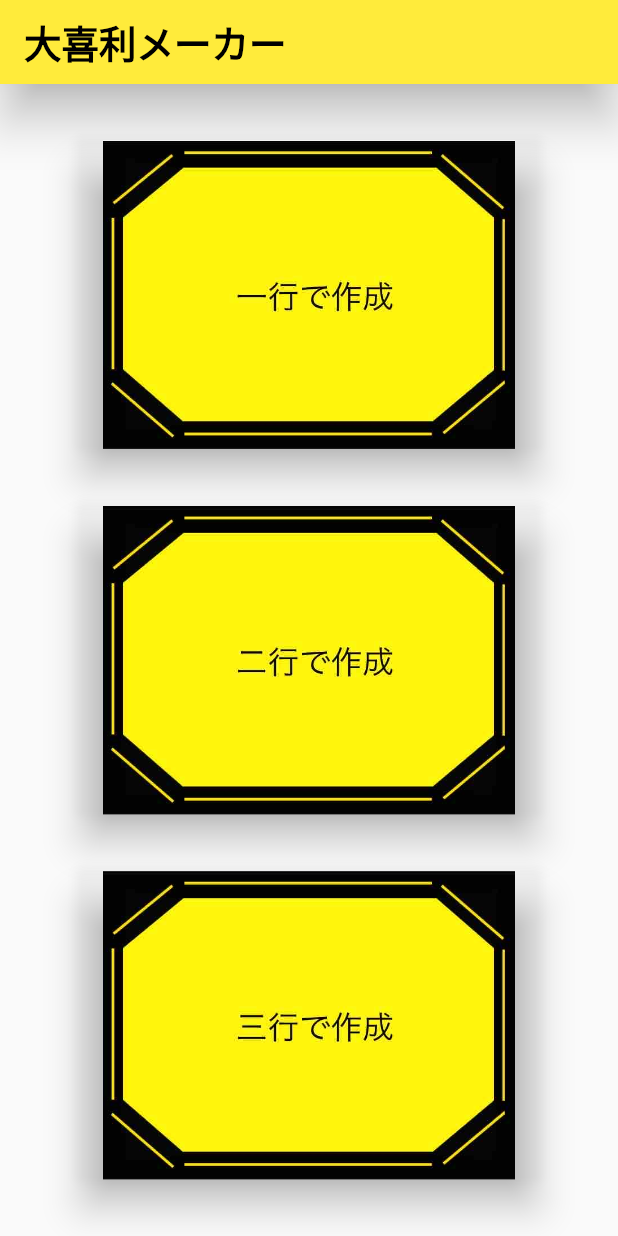
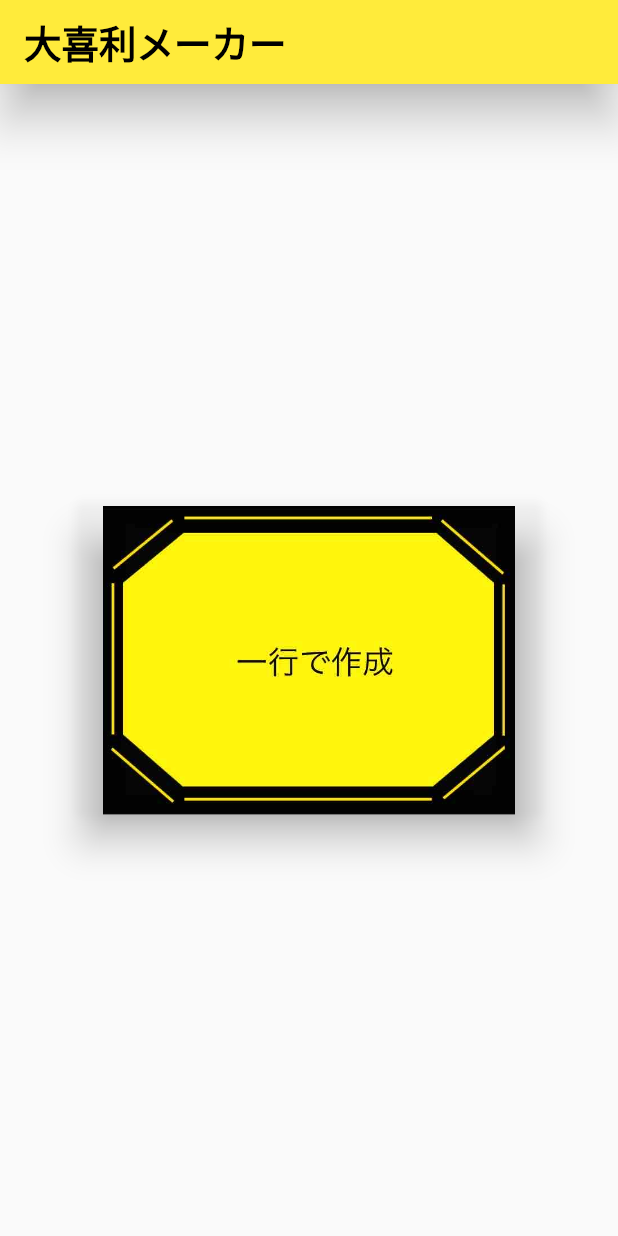
Before and after one commit to iseruuuuu/bokete_maker_app, a Flutter app: the screen it shows after launch, on a phone screen of 412 x 824 dp. Run offline on Flutter 3.47's test engine with Material 2 defaults, Android fonts, the phone set to English and light mode, and no system bars; our stand-ins replace get, image_gallery_saver, in_app_review; missing offline and left inert: image_editor.

Commit message:
fix: タイトル画面を修正

```diff
--- a/lib/screen/title/title_screen.dart
+++ b/lib/screen/title/title_screen.dart
@@ -36,26 +36,26 @@ class TitleScreen extends StatelessWidget {
                 height: MediaQuery.of(context).size.height / 4,
               ),
             ),
-            ElevatedButton(
-              onPressed: controller.onTapDialog,
-              style: ElevatedButton.styleFrom(
-                primary: Colors.transparent,
-                elevation: 10,
-              ),
-              child: Assets.images.title02.image(
-                height: MediaQuery.of(context).size.height / 4,
-              ),
-            ),
-            ElevatedButton(
-              onPressed: controller.onTapDialog,
-              style: ElevatedButton.styleFrom(
-                primary: Colors.transparent,
-                elevation: 10,
-              ),
-              child: Assets.images.title03.image(
-                height: MediaQuery.of(context).size.height / 4,
-              ),
-            ),
+            // ElevatedButton(
+            //   onPressed: controller.onTapDialog,
+            //   style: ElevatedButton.styleFrom(
+            //     primary: Colors.transparent,
+            //     elevation: 10,
+            //   ),
+            //   child: Assets.images.title02.image(
+            //     height: MediaQuery.of(context).size.height / 4,
+            //   ),
+            // ),
+            // ElevatedButton(
+            //   onPressed: controller.onTapDialog,
+            //   style: ElevatedButton.styleFrom(
+            //     primary: Colors.transparent,
+            //     elevation: 10,
+            //   ),
+            //   child: Assets.images.title03.image(
+            //     height: MediaQuery.of(context).size.height / 4,
+            //   ),
+            // ),
           ],
         ),
       ),
```
Also changed, not shown: 10 other files.
